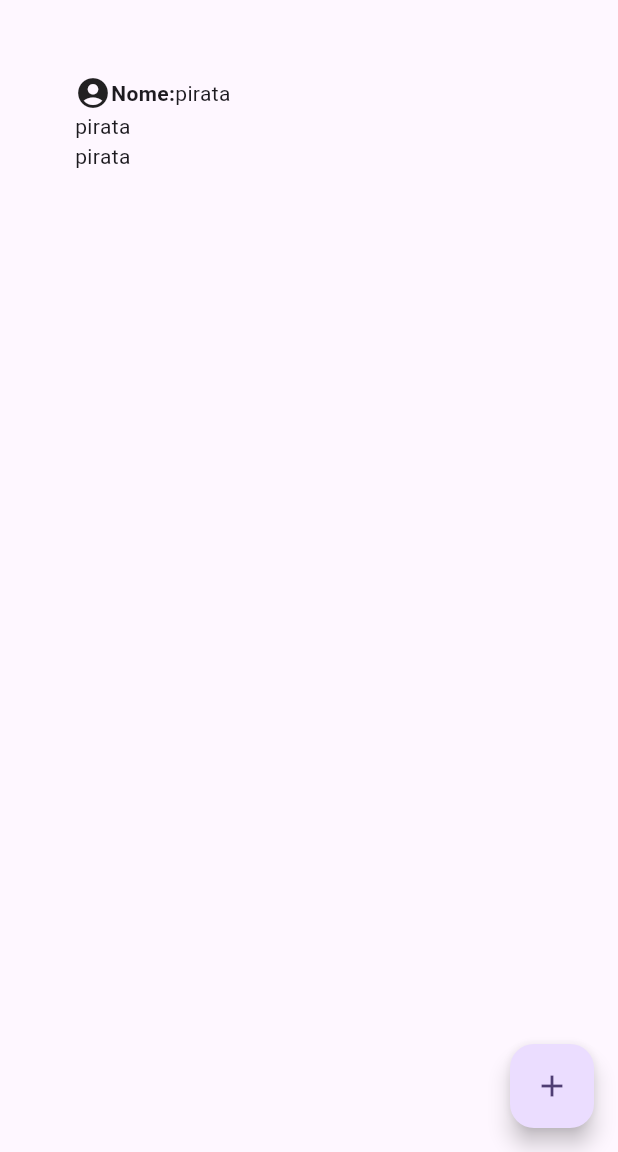
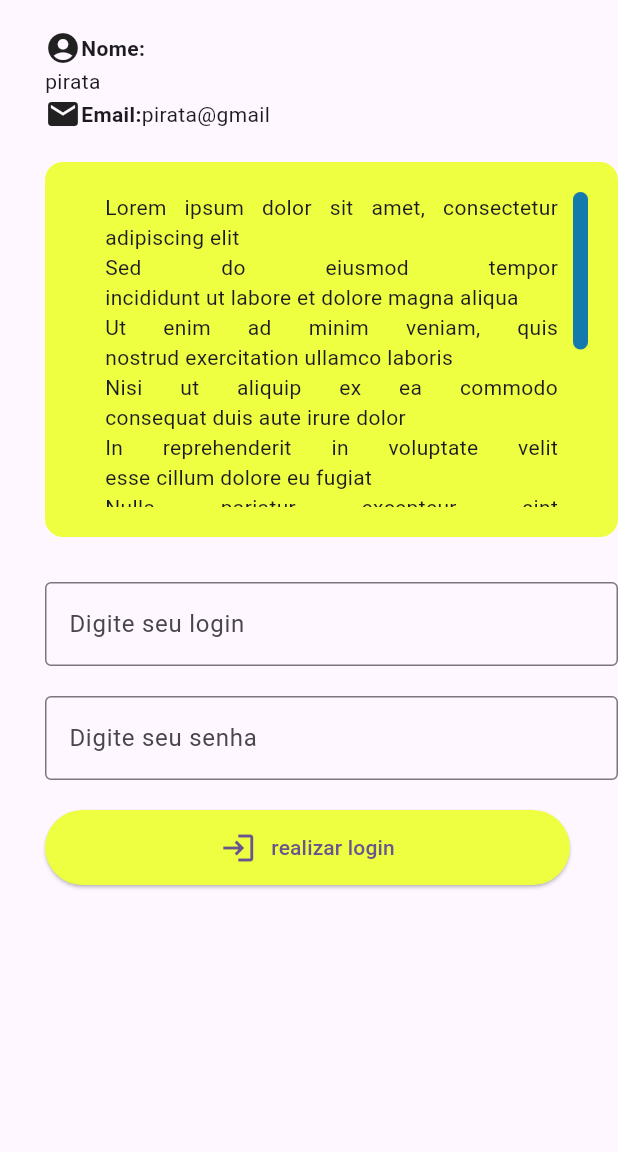
Before and after one commit to Hebert193/flutter_tii09, a Flutter app: the screen it shows after launch, on a phone screen of 412 x 824 dp, the part 84-1236 px from its top. Run offline on Flutter 3.47's test engine with Material 3 defaults, Android fonts, the phone set to English and light mode, and no system bars.

```diff
--- a/lib/app.dart
+++ b/lib/app.dart
@@ -9,6 +9,11 @@ class MyApp extends StatelessWidget {
     return MaterialApp(
       title: 'Flutter Demo',
       theme: ThemeData(
+        scrollbarTheme: ScrollbarThemeData(
+          thumbColor: WidgetStateProperty.all(const Color.fromARGB(255, 20, 121, 172)),
+          thickness: MaterialStateProperty.all(10),
+          radius: Radius.circular(20),
+        ),
 
         colorScheme: ColorScheme.fromSeed(seedColor: Colors.deepPurple),
       ),
--- a/lib/pages/home_page.dart
+++ b/lib/pages/home_page.dart
@@ -10,15 +10,8 @@ class MyHomePage extends StatefulWidget {
 }
 
 class _MyHomePageState extends State<MyHomePage> {
-  // ignore: unused_field
-  int _counter = 0;
-
-  void _incrementCounter() {
-    setState(() {
-
-      _counter++;
-    });
-  }
+  TextEditingController controllerlogin = TextEditingController();
+  TextEditingController controllersenha = TextEditingController();
 
   @override
   Widget build(BuildContext context) {
@@ -30,8 +23,9 @@ class _MyHomePageState extends State<MyHomePage> {
 
         title: Text(widget.title),
       ),
+
 body: Padding(
-        padding: const EdgeInsets.only(left: 50, top: 50),
+  padding: const EdgeInsets.only(left: 30, top: 20),
   child: Column(
     crossAxisAlignment: CrossAxisAlignment.start,
     children: [
@@ -39,19 +33,86 @@ class _MyHomePageState extends State<MyHomePage> {
     children: [
       Icon(Icons.account_circle, size: 24, ),
       Text("Nome:", style: TextStyle(fontWeight: FontWeight.bold),),
-            Text("pirata"),
     ],
     ),
       Text("pirata"),
-            Text("pirata"),
+      Row(
+    children: [
+      Icon(Icons.email, size: 24, ),
+      Text("Email:", style: TextStyle(fontWeight: FontWeight.bold),),
+      Text("pirata@gmail"),
+      ],
+      ),
+      SizedBox(height: 20,),
+      Container(
+        decoration: BoxDecoration(
+          borderRadius: BorderRadius.circular(12),
+          color: Colors.limeAccent,
+          ),
+        height: 250,
+        padding: EdgeInsets.symmetric(horizontal: 20, vertical: 20),
+        child: Scrollbar(
+          thumbVisibility: true,
+          child: SingleChildScrollView(
+            padding: const EdgeInsets.symmetric(horizontal: 20),
+              child: Text (
+                textAlign: TextAlign.justify,
+                          """Lorem ipsum dolor sit amet, consectetur adipiscing elit
+                        Sed do eiusmod tempor incididunt ut labore et dolore magna aliqua
+                        Ut enim ad minim veniam, quis nostrud exercitation ullamco laboris
+                        Nisi ut aliquip ex ea commodo consequat duis aute irure dolor
+                        In reprehenderit in voluptate velit esse cillum dolore eu fugiat
+                        Nulla pariatur excepteur sint occaecat cupidatat non proident.\n
+                        Sunt in culpa qui officia deserunt mollit anim id est laborum
+                        Curabitur pretium tincidunt lacus nulla gravida orci a odio
+                        Nullam varius, turpis et commodo pharetra est eros bibendum elit
+                        Donec non enim in turpis pulvinar facilisis ut felis"""
+                          ),
+            ),
+           ),
+        ),
+        SizedBox(height: 30),
+        TextField(
+          controller: controllerlogin,
+          decoration: InputDecoration(
+            border: OutlineInputBorder(),
+            labelText: 'Digite seu login',
+          ),
+        ),
+        SizedBox(height: 20),
+        TextField(
+          obscureText: false,
+          controller: controllersenha,
+          decoration: InputDecoration(
+            border: OutlineInputBorder(),
+            labelText: 'Digite seu senha',
+          ),
+        ),
+        SizedBox(height: 20),
+        SizedBox(
+          width: 350,
+          height: 50,
+        child: ElevatedButton(
+          style: ButtonStyle(
+            backgroundColor: WidgetStatePropertyAll(Colors.limeAccent),),
+          onPressed: () {
+            print("""login: ${controllerlogin.text}
+            senha: ${controllersenha.text}""");
+          },
+           child: Row(
+            mainAxisAlignment: MainAxisAlignment.center,
+            children: [
+              Icon(Icons.login, size: 24, ),
+              SizedBox(width: 10),
+              Text("realizar login" ),
             ],
             ),
           ),
-      floatingActionButton: FloatingActionButton(
-        onPressed: _incrementCounter,
-        tooltip: 'Increment',
-        child: const Icon(Icons.add),
-      ), // This trailing comma makes auto-formatting nicer for build methods.
+          ),
+    ],
+  ),
+),
 );
+
   }
 }
```
Lines whose indentation alone changed are shown as unchanged.
